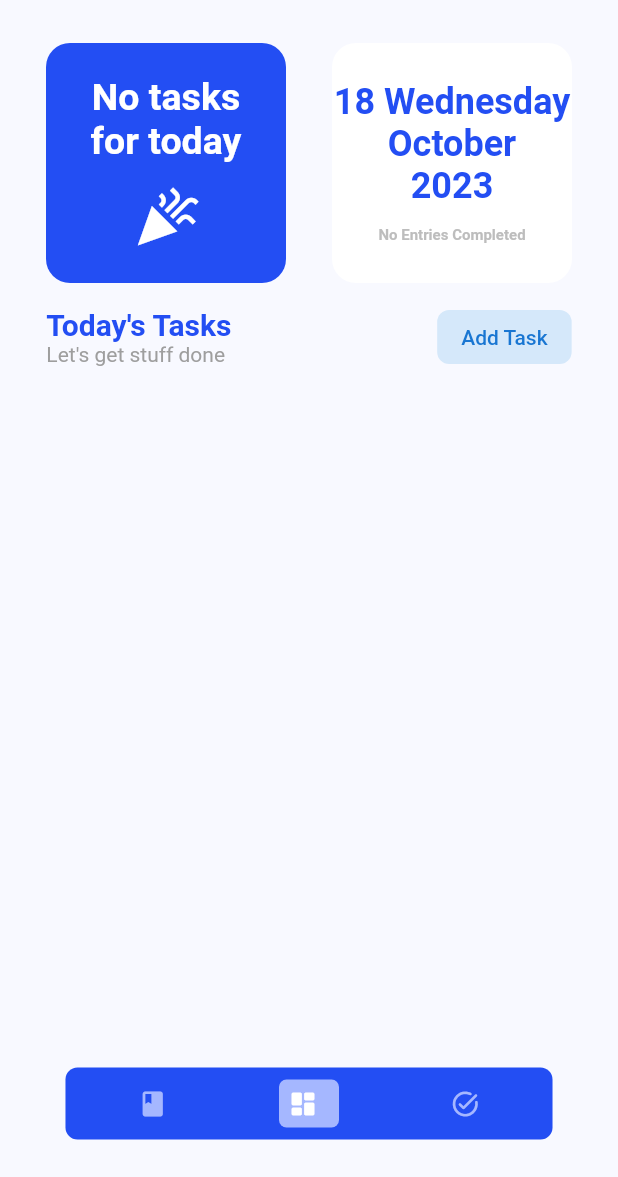
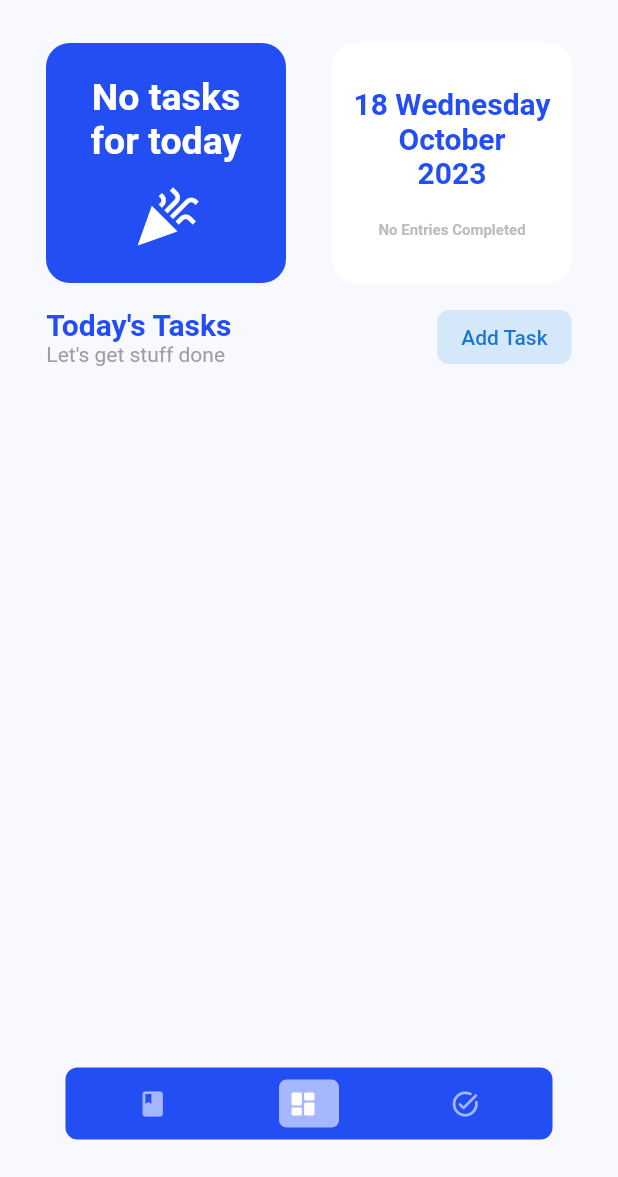
Before and after one commit to MuhammadMannan/DayFlow, a Flutter app: the screen it shows once a user with an empty profile is signed in, on a phone screen of 412 x 824 dp, the part 59-1236 px from its top. Run offline on Flutter 3.47's test engine with Material 2 defaults, Android fonts, the phone set to English and light mode, and no system bars; drawn by our look-alikes of google_nav_bar; our stand-ins replace cloud_firestore, firebase_auth, firebase_core, fl_chart, gap; accounts and stored records are empty.

Commit message:
ui updates

```diff
--- a/lib/components/dateTile.dart
+++ b/lib/components/dateTile.dart
@@ -32,21 +32,21 @@ class dateTile extends StatelessWidget {
                     formattedDate,
                     style: const TextStyle(
                         fontWeight: FontWeight.bold,
-                        fontSize: 24,
+                        fontSize: 20,
                         color: Color(0xFF234EF3)),
                   ),
                   Text(
                     formattedMonth,
                     style: const TextStyle(
                         fontWeight: FontWeight.bold,
-                        fontSize: 24,
+                        fontSize: 20,
                         color: Color(0xFF234EF3)),
                   ),
                   Text(
                     formattedYear,
                     style: const TextStyle(
                         fontWeight: FontWeight.bold,
-                        fontSize: 24,
+                        fontSize: 20,
                         color: Color(0xFF234EF3)),
                   ),
                 ],
```
